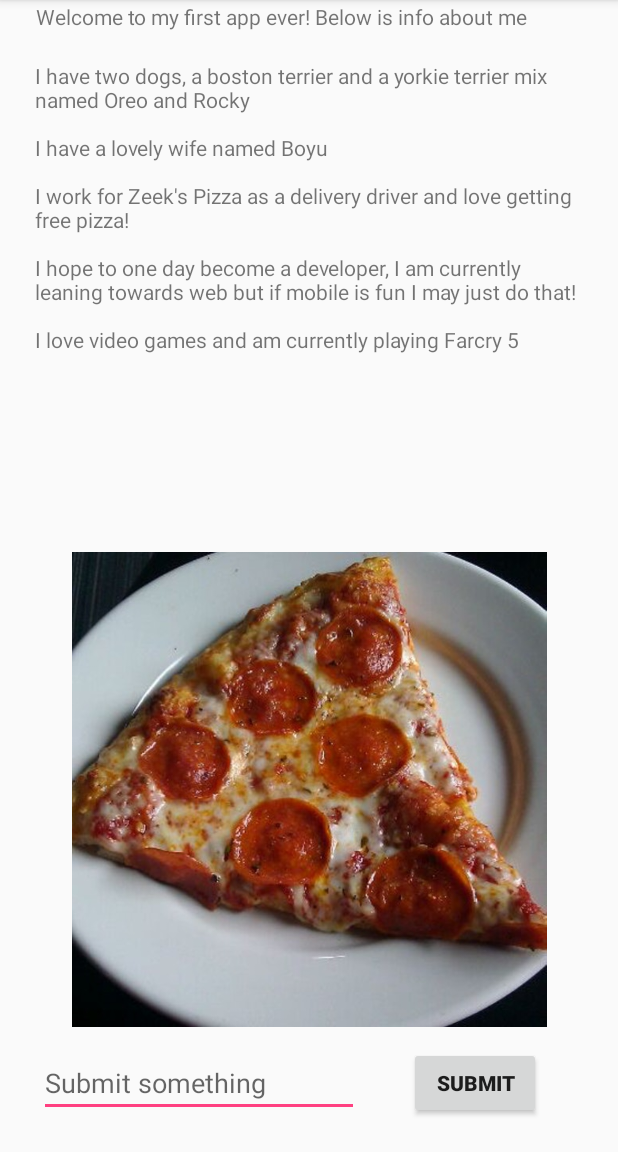
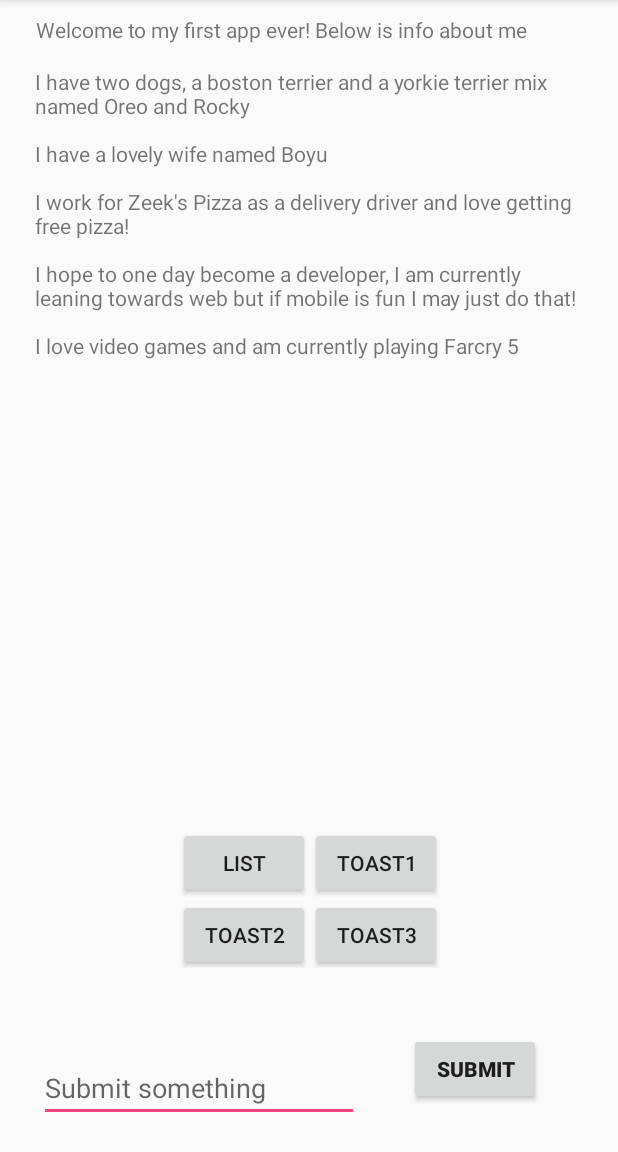
Before and after one commit to MikeJLeon/ad340, an Android app: the screen it shows after launch (MainActivity), on a phone screen of 412 x 824 dp, the part 84-1236 px from its top. Run offline under Robolectric (Android 15) with nearby library versions, the phone set to English and light mode, and no system bars.

Commit message:
Assignment 3 - Added Toast buttons

```diff
--- a/app/build.gradle
+++ b/app/build.gradle
@@ -26,4 +26,5 @@ dependencies {
     androidTestImplementation 'com.android.support.test:runner:1.0.1'
     androidTestImplementation 'com.android.support.test.espresso:espresso-core:3.0.1'
     implementation 'com.android.support:design:27.1.0'
+    implementation 'com.android.support:gridlayout-v7:27.1.0'
 }
--- a/app/src/main/AndroidManifest.xml
+++ b/app/src/main/AndroidManifest.xml
@@ -16,7 +16,8 @@
                 <category android:name="android.intent.category.LAUNCHER" />
             </intent-filter>
         </activity>
-        <activity android:name=".submit"/>
+        <activity android:name=".submit" />
+        <activity android:name=".list"></activity>
     </application>
 
 </manifest>
--- a/app/src/main/res/layout/activity_main.xml
+++ b/app/src/main/res/layout/activity_main.xml
@@ -10,15 +10,14 @@
     <TextView
         android:id="@+id/textView"
         android:layout_width="0dp"
-        android:layout_height="27dp"
-        android:layout_marginBottom="12dp"
+        android:layout_height="25dp"
+        android:layout_marginBottom="9dp"
         android:layout_marginEnd="24dp"
         android:layout_marginStart="24dp"
-        android:layout_marginTop="1dp"
+        android:layout_marginTop="10dp"
         android:text="@string/intro"
         app:layout_constraintBottom_toTopOf="@+id/textView2"
         app:layout_constraintEnd_toEndOf="parent"
-        app:layout_constraintHorizontal_bias="0.0"
         app:layout_constraintStart_toStartOf="parent"
         app:layout_constraintTop_toTopOf="parent" />
 
@@ -26,34 +25,20 @@
         android:id="@+id/textView2"
         android:layout_width="0dp"
         android:layout_height="0dp"
-        android:layout_marginBottom="10dp"
+        android:layout_marginBottom="12dp"
         android:layout_marginEnd="23dp"
         android:layout_marginStart="23dp"
         android:text="@string/facts"
-        app:layout_constraintBottom_toTopOf="@+id/imageView"
+        app:layout_constraintBottom_toTopOf="@+id/gridLayout"
         app:layout_constraintEnd_toEndOf="parent"
         app:layout_constraintStart_toStartOf="parent"
         app:layout_constraintTop_toBottomOf="@+id/textView" />
-
-    <ImageView
-        android:id="@+id/imageView"
-        android:layout_width="0dp"
-        android:layout_height="0dp"
-        android:layout_marginBottom="13dp"
-        android:adjustViewBounds="false"
-        android:contentDescription="@string/pizza"
-        android:cropToPadding="false"
-        app:layout_constraintBottom_toTopOf="@+id/button"
-        app:layout_constraintEnd_toEndOf="parent"
-        app:layout_constraintStart_toStartOf="parent"
-        app:layout_constraintTop_toBottomOf="@+id/textView2"
-        app:srcCompat="@drawable/pizza" />
 
     <EditText
         android:id="@+id/input"
         android:layout_width="wrap_content"
         android:layout_height="wrap_content"
-        android:layout_marginBottom="23dp"
+        android:layout_marginBottom="20dp"
         android:layout_marginEnd="8dp"
         android:ems="10"
         android:hint="@string/submit_some_android_string_paste_as_plain_text"
@@ -66,7 +51,7 @@
         android:id="@+id/button"
         android:layout_width="wrap_content"
         android:layout_height="wrap_content"
-        android:layout_marginBottom="22dp"
+        android:layout_marginBottom="31dp"
         android:layout_marginEnd="25dp"
         android:onClick="sendMessage"
         android:text="@string/submit"
@@ -74,6 +59,53 @@
         app:layout_constraintBottom_toBottomOf="parent"
         app:layout_constraintEnd_toEndOf="parent"
         app:layout_constraintStart_toEndOf="@+id/input"
-        app:layout_constraintTop_toBottomOf="@+id/imageView" />
+        app:layout_constraintTop_toBottomOf="@+id/gridLayout" />
+
+    <android.support.v7.widget.GridLayout
+        android:id="@+id/gridLayout"
+        android:layout_width="175dp"
+        android:layout_height="94dp"
+        android:layout_marginBottom="43dp"
+        app:layout_constraintBottom_toTopOf="@+id/button"
+        app:layout_constraintEnd_toEndOf="parent"
+        app:layout_constraintStart_toStartOf="parent"
+        app:layout_constraintTop_toBottomOf="@+id/textView2">
+
+        <Button
+            android:id="@+id/button2"
+            android:layout_width="wrap_content"
+            android:layout_height="wrap_content"
+            android:text="@string/list"
+            app:layout_column="1"
+            app:layout_row="1" />
+
+        <Button
+            android:id="@+id/button3"
+            android:layout_width="wrap_content"
+            android:layout_height="wrap_content"
+            android:onClick="toast1"
+            android:text="@string/toast1"
+            app:layout_column="2"
+            app:layout_row="1" />
+
+        <Button
+            android:id="@+id/button4"
+            android:layout_width="wrap_content"
+            android:layout_height="wrap_content"
+            android:onClick="toast2"
+            android:text="@string/toast2"
+            app:layout_column="1"
+            app:layout_row="2" />
+
+        <Button
+            android:id="@+id/button5"
+            android:layout_width="wrap_content"
+            android:layout_height="wrap_content"
+            android:onClick="toast3"
+            android:text="@string/toast3"
+            app:layout_column="2"
+            app:layout_row="2" />
+
+    </android.support.v7.widget.GridLayout>
 
 </android.support.constraint.ConstraintLayout>
--- a/app/src/main/res/values/strings.xml
+++ b/app/src/main/res/values/strings.xml
@@ -15,4 +15,8 @@
     <string name="type_something_here">Type something here!</string>
     <string name="submit">Submit</string>
     <string name="submit_some_android_string_paste_as_plain_text">Submit something</string>
+    <string name="list">list</string>
+    <string name="toast1">Toast1</string>
+    <string name="toast2">Toast2</string>
+    <string name="toast3">Toast3</string>
 </resources>
```
Also changed, not shown: app/src/main/java/com/example/mike/mikeleonad340/MainActivity.java (+24 -0 lines), app/src/main/java/com/example/mike/mikeleonad340/list.java (added, +13 -0 lines), app/src/main/res/layout/activity_list.xml (added, +9 -0 lines).
